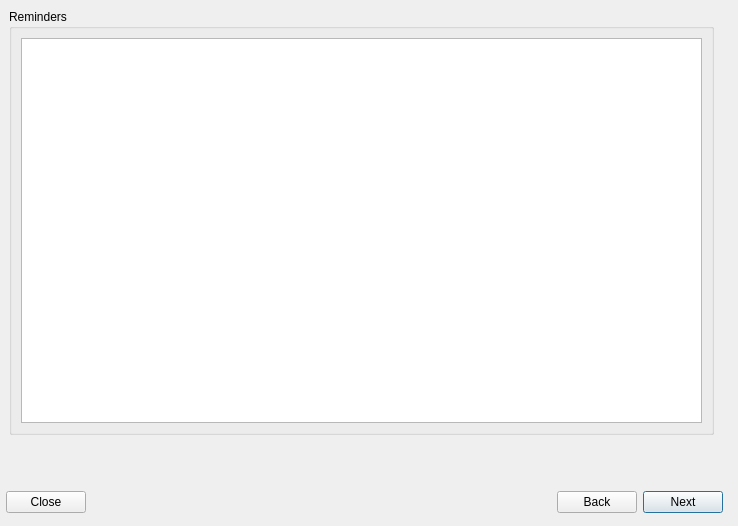
Qt form meinstall.ui (gazelle-installer/gazelle-installer) before a commit.
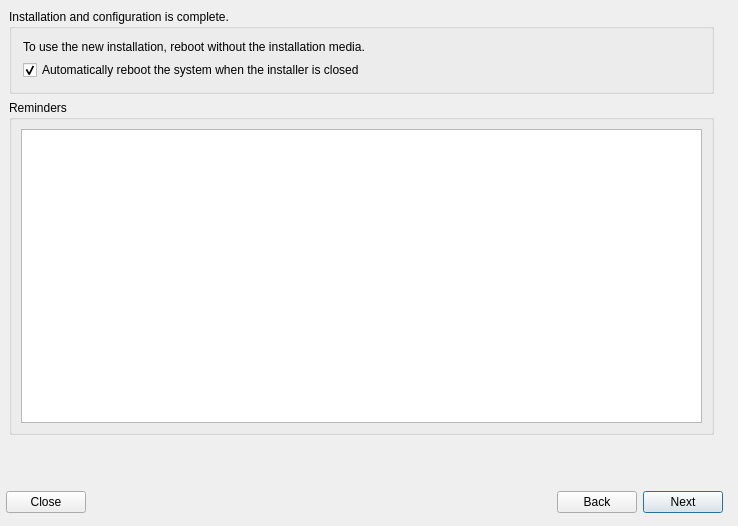
The same form after that commit. The open tabs and pages were chosen to show the change. Icons and pictures are not drawn.

Commit message: The user can allow automatic reboot at the end using a check box. Replaces the Yes/No reboot message box at the end of the process.

```diff
--- a/meinstall.ui
+++ b/meinstall.ui
@@ -2952,6 +2952,32 @@
         <number>6</number>
        </property>
        <item row="0" column="0">
+        <widget class="QGroupBox" name="exitBox">
+         <property name="title">
+          <string>Installation and configuration is complete.</string>
+         </property>
+         <layout class="QGridLayout" name="gridLayout">
+          <item row="0" column="0" colspan="2">
+           <widget class="QLabel" name="label_9">
+            <property name="text">
+             <string>To use the new installation, reboot without the installation media.</string>
+            </property>
+           </widget>
+          </item>
+          <item row="1" column="0">
+           <widget class="QCheckBox" name="checkBoxExitReboot">
+            <property name="text">
+             <string>Automatically reboot the system when the installer is closed</string>
+            </property>
+            <property name="checked">
+             <bool>true</bool>
+            </property>
+           </widget>
+          </item>
+         </layout>
+        </widget>
+       </item>
+       <item row="1" column="0">
         <widget class="QGroupBox" name="reminderBox">
          <property name="sizePolicy">
           <sizepolicy hsizetype="MinimumExpanding" vsizetype="MinimumExpanding">
@@ -2978,7 +3004,7 @@
           <property name="spacing">
            <number>6</number>
           </property>
-          <item row="0" column="0">
+          <item row="1" column="0">
            <widget class="QPlainTextEdit" name="remindersBrowser">
             <property name="sizePolicy">
              <sizepolicy hsizetype="MinimumExpanding" vsizetype="MinimumExpanding">
```
Left out of the diff: 2 changed lines with no effect on the pictures. The commit also changes 1 other file.
